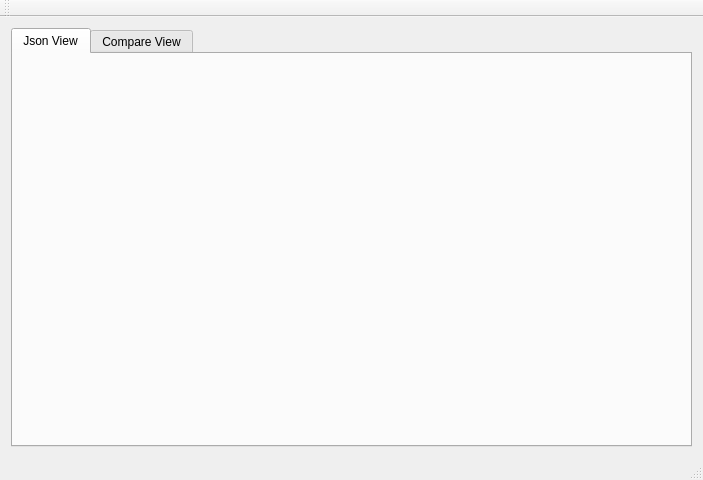
Before: the Qt Designer form mainwindow.ui in coozoo/qtjsondiff, drawn with Qt 5.
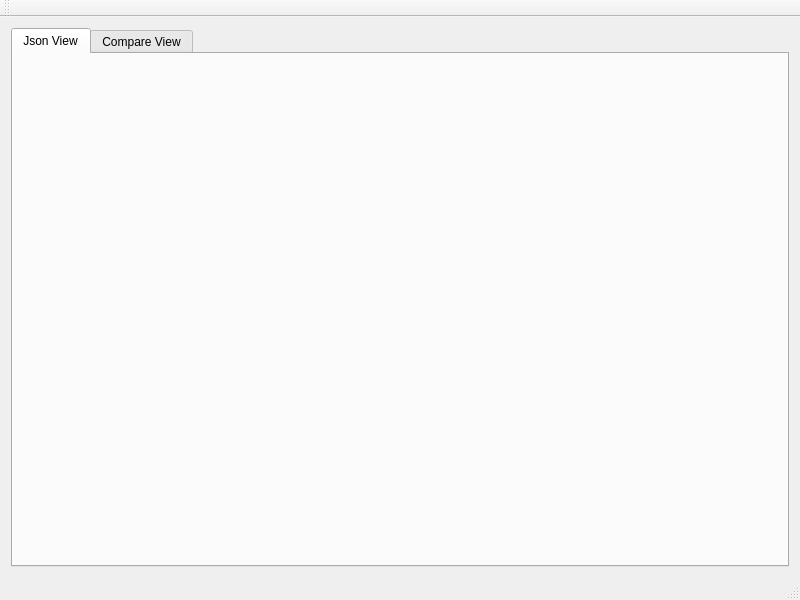
After: the same form once the commit is applied.

```diff
--- a/mainwindow.ui
+++ b/mainwindow.ui
@@ -6,8 +6,8 @@
    <rect>
     <x>0</x>
     <y>0</y>
-    <width>703</width>
-    <height>480</height>
+    <width>800</width>
+    <height>600</height>
    </rect>
   </property>
   <property name="minimumSize">
```
Left out of the diff: 4 changed lines with no effect on the pictures.
